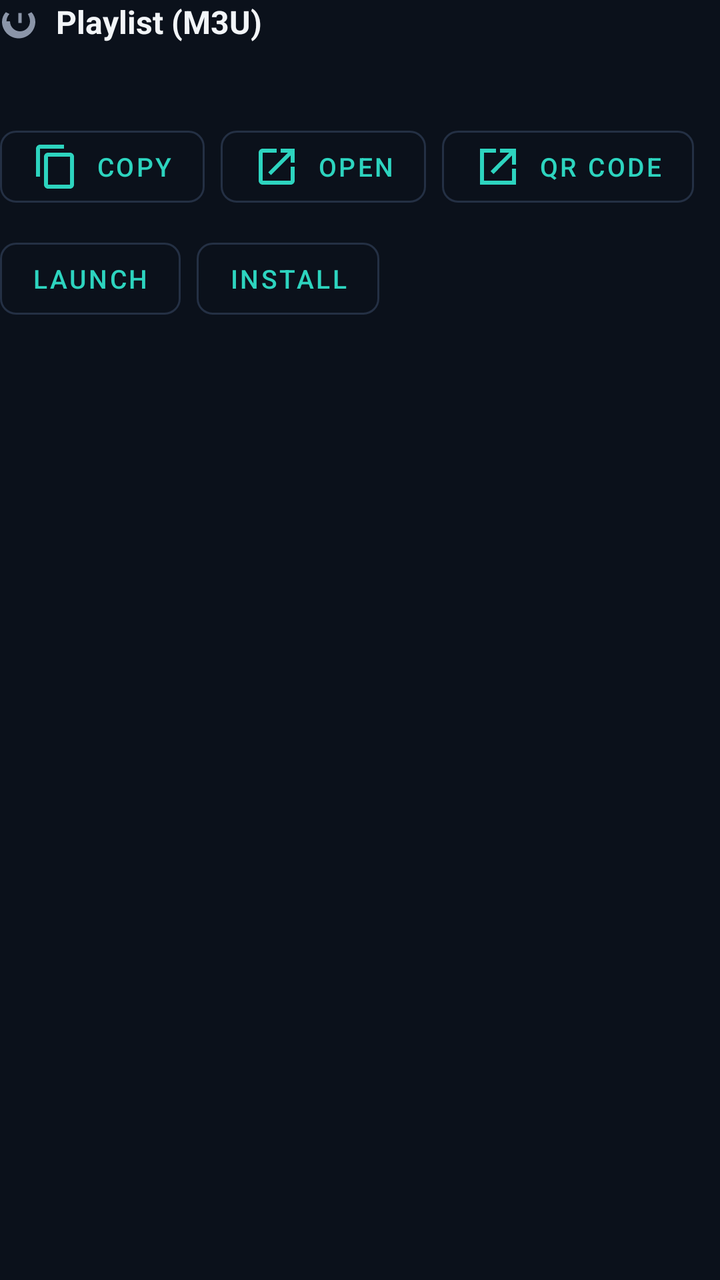
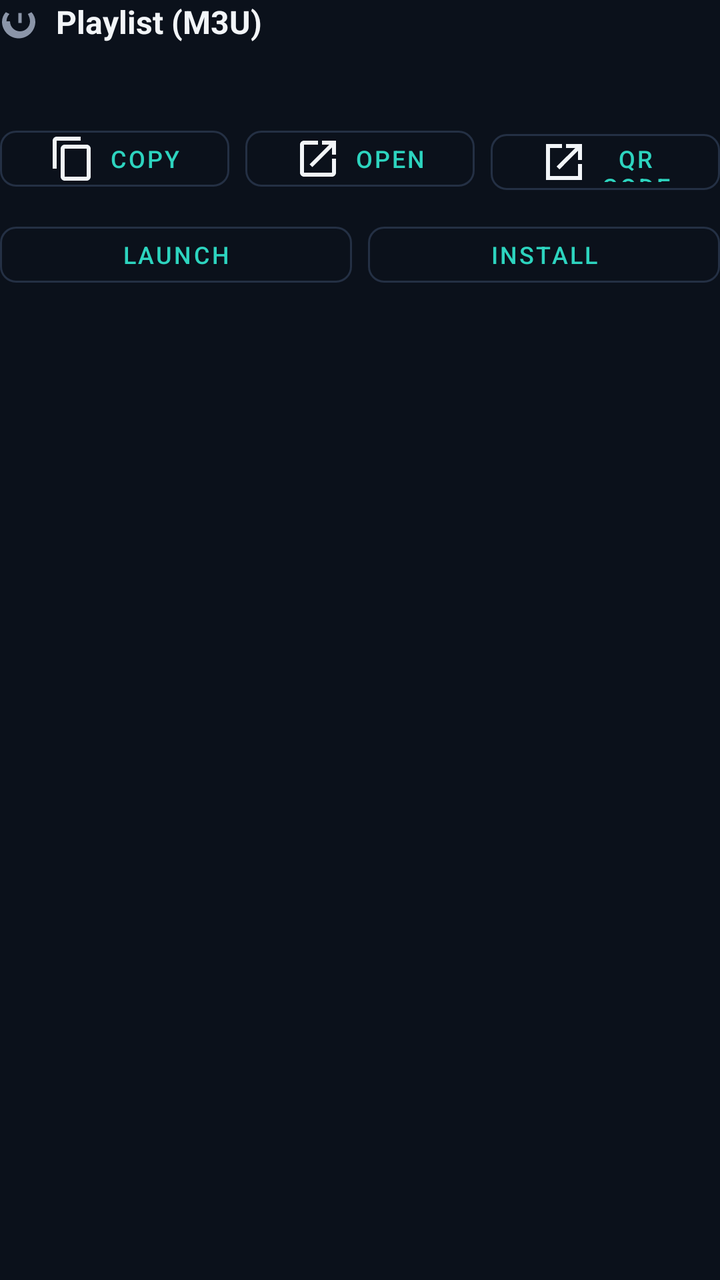

The first picture is an Android layout as it rendered before a commit; the second is the same layout after the commit. The layout source and the unified diff follow.
<!-- AndroidManifest.xml: application theme Theme.StepDaddyGateway -->
<!-- res/layout/include_main_playlist_card.xml -->
<?xml version="1.0" encoding="utf-8"?>
<LinearLayout xmlns:android="http://schemas.android.com/apk/res/android"
    xmlns:app="http://schemas.android.com/apk/res-auto"
    android:layout_width="match_parent"
    android:layout_height="wrap_content"
    android:orientation="vertical">

    <LinearLayout
        android:layout_width="match_parent"
        android:layout_height="wrap_content"
        android:gravity="center_vertical"
        android:orientation="horizontal">

        <ImageView
            android:layout_width="20dp"
            android:layout_height="20dp"
            android:contentDescription="@string/label_playlist_card"
            android:src="@drawable/ic_link" />

        <TextView
            android:layout_width="wrap_content"
            android:layout_height="wrap_content"
            android:layout_marginStart="8dp"
            android:text="@string/label_playlist_card"
            style="@style/Widget.StepDaddyGateway.CardTitle" />
    </LinearLayout>

    <TextView
        android:id="@+id/textPlaylistUrl"
        android:layout_width="match_parent"
        android:layout_height="wrap_content"
        android:layout_marginTop="10dp"
        android:textColor="@color/url_accent"
        android:textIsSelectable="true"
        android:textSize="13sp" />

    <LinearLayout
        android:layout_width="match_parent"
        android:layout_height="wrap_content"
        android:layout_marginTop="10dp"
        android:orientation="horizontal">

        <com.google.android.material.button.MaterialButton
            android:id="@+id/buttonCopyPlaylist"
            style="@style/Widget.StepDaddyGateway.TvButton.Outlined"
            android:layout_width="wrap_content"
            android:layout_height="wrap_content"
            android:layout_marginEnd="8dp"
            android:text="@string/action_copy"
            app:icon="@drawable/ic_copy"
            app:iconPadding="8dp" />

        <com.google.android.material.button.MaterialButton
            android:id="@+id/buttonOpenPlaylist"
            style="@style/Widget.StepDaddyGateway.TvButton.Outlined"
            android:layout_width="wrap_content"
            android:layout_height="wrap_content"
            android:layout_marginEnd="8dp"
            android:text="@string/action_open"
            app:icon="@drawable/ic_open"
            app:iconPadding="8dp" />

        <com.google.android.material.button.MaterialButton
            android:id="@+id/buttonQrPlaylist"
            style="@style/Widget.StepDaddyGateway.TvButton.Outlined"
            android:layout_width="wrap_content"
            android:layout_height="wrap_content"
            android:text="@string/action_qr_code"
            app:icon="@drawable/ic_qr"
            app:iconPadding="8dp" />
    </LinearLayout>

    <LinearLayout
        android:layout_width="match_parent"
        android:layout_height="wrap_content"
        android:layout_marginTop="8dp"
        android:orientation="horizontal">

        <com.google.android.material.button.MaterialButton
            android:id="@+id/buttonLaunchTivimate"
            style="@style/Widget.StepDaddyGateway.TvButton.Outlined"
            android:layout_width="wrap_content"
            android:layout_height="wrap_content"
            android:layout_marginEnd="8dp"
            android:text="@string/action_launch_tivimate" />

        <com.google.android.material.button.MaterialButton
            android:id="@+id/buttonInstallTivimate"
            style="@style/Widget.StepDaddyGateway.TvButton.Outlined"
            android:layout_width="wrap_content"
            android:layout_height="wrap_content"
            android:text="@string/action_install_tivimate" />
    </LinearLayout>
</LinearLayout>
<!-- resources referenced by this layout -->
<resources>
  <color name="url_accent">#5FD48A</color>
  <!-- drawable ic_copy (drawable) -->
  <?xml version="1.0" encoding="utf-8"?>
  <vector xmlns:android="http://schemas.android.com/apk/res/android"
      android:width="24dp"
      android:height="24dp"
      android:viewportWidth="24"
      android:viewportHeight="24">
      <path
          android:fillColor="#F2F5F8"
          android:pathData="M16,1H4c-1.1,0 -2,0.9 -2,2v14h2V3h12V1zM19,5H8c-1.1,0 -2,0.9 -2,2v14c0,1.1 0.9,2 2,2h11c1.1,0 2,-0.9 2,-2V7c0,-1.1 -0.9,-2 -2,-2zM19,21H8V7h11v14z" />
  </vector>
  <!-- drawable ic_open (drawable) -->
  <?xml version="1.0" encoding="utf-8"?>
  <vector xmlns:android="http://schemas.android.com/apk/res/android"
      android:width="24dp"
      android:height="24dp"
      android:viewportWidth="24"
      android:viewportHeight="24">
      <path
          android:fillColor="#F2F5F8"
          android:pathData="M19,19H5V5h7V3H5c-1.11,0 -2,0.9 -2,2v14c0,1.1 0.89,2 2,2h14c1.1,0 2,-0.9 2,-2v-7h-2v7zM14,3v2h3.59l-9.83,9.83l1.41,1.41L19,6.41V10h2V3h-7z" />
  </vector>
  <!-- drawable ic_qr (drawable) -->
  <?xml version="1.0" encoding="utf-8"?>
  <vector xmlns:android="http://schemas.android.com/apk/res/android"
      android:width="24dp"
      android:height="24dp"
      android:viewportWidth="24"
      android:viewportHeight="24">
      <path
          android:fillColor="#F2F5F8"
          android:pathData="M3,3h8v2H5v14h14v-6h2v8H3V3zM21,3v8h-2V6.41l-9.29,9.3l-1.42,-1.42L17.59,5H13V3H21z" />
  </vector>
  <string name="action_copy">Copy</string>
  <string name="action_install_tivimate">Install</string>
  <string name="action_launch_tivimate">Launch</string>
  <string name="action_open">Open</string>
  <string name="action_qr_code">QR code</string>
  <string name="label_playlist_card">Playlist (M3U)</string>
  <style name="Widget.StepDaddyGateway.CardTitle" parent="">
          <item name="android:textColor">@color/on_background</item>
          <item name="android:textSize">16sp</item>
          <item name="android:textStyle">bold</item>
      </style>
  <style name="Widget.StepDaddyGateway.TvButton.Outlined" parent="Widget.MaterialComponents.Button.OutlinedButton">
          <item name="android:minHeight">48dp</item>
          <item name="android:minWidth">88dp</item>
          <item name="android:focusable">true</item>
          <item name="android:textSize">13sp</item>
          <item name="android:textAllCaps">true</item>
          <item name="strokeColor">@color/panel_border</item>
          <item name="cornerRadius">8dp</item>
      </style>
  <style name="Theme.StepDaddyGateway" parent="Theme.MaterialComponents.DayNight.NoActionBar">
          <item name="colorPrimary">@color/primary</item>
          <item name="colorPrimaryVariant">@color/primary_dark</item>
          <item name="android:statusBarColor">@color/background</item>
          <item name="android:navigationBarColor">@color/background</item>
          <item name="android:windowBackground">@color/background</item>
      </style>
  <color name="on_background">#F2F5F8</color>
  <color name="panel_border">#243044</color>
  <color name="primary">#2DD4BF</color>
  <color name="primary_dark">#14B8A6</color>
  <color name="background">#0B111B</color>
  <!-- unchanged entries left out for length: 1 -->
</resources>

<!-- the commit's change to res/layout/include_main_playlist_card.xml (unified diff, before → after) -->
@@ -18,11 +18,11 @@
             android:src="@drawable/ic_link" />
 
         <TextView
+            style="@style/Widget.StepDaddyGateway.CardTitle"
             android:layout_width="wrap_content"
             android:layout_height="wrap_content"
             android:layout_marginStart="8dp"
-            android:text="@string/label_playlist_card"
-            style="@style/Widget.StepDaddyGateway.CardTitle" />
+            android:text="@string/label_playlist_card" />
     </LinearLayout>
 
     <TextView
@@ -43,31 +43,43 @@
         <com.google.android.material.button.MaterialButton
             android:id="@+id/buttonCopyPlaylist"
             style="@style/Widget.StepDaddyGateway.TvButton.Outlined"
-            android:layout_width="wrap_content"
-            android:layout_height="wrap_content"
+            android:layout_width="0dp"
+            android:layout_height="40dp"
             android:layout_marginEnd="8dp"
+            android:layout_weight="1"
+            android:nextFocusLeft="@id/switchTivimateWatch"
+            android:nextFocusRight="@id/buttonOpenPlaylist"
+            android:nextFocusUp="@id/switchAutoStart"
+            android:nextFocusDown="@id/buttonLaunchTivimate"
             android:text="@string/action_copy"
-            app:icon="@drawable/ic_copy"
-            app:iconPadding="8dp" />
+            app:icon="@drawable/ic_copy" />
 
         <com.google.android.material.button.MaterialButton
             android:id="@+id/buttonOpenPlaylist"
             style="@style/Widget.StepDaddyGateway.TvButton.Outlined"
-            android:layout_width="wrap_content"
-            android:layout_height="wrap_content"
+            android:layout_width="0dp"
+            android:layout_height="40dp"
             android:layout_marginEnd="8dp"
+            android:layout_weight="1"
+            android:nextFocusLeft="@id/buttonCopyPlaylist"
+            android:nextFocusRight="@id/buttonQrPlaylist"
+            android:nextFocusUp="@id/switchLaunchTivimate"
+            android:nextFocusDown="@id/buttonInstallTivimate"
             android:text="@string/action_open"
-            app:icon="@drawable/ic_open"
-            app:iconPadding="8dp" />
+            app:icon="@drawable/ic_open" />
 
         <com.google.android.material.button.MaterialButton
             android:id="@+id/buttonQrPlaylist"
             style="@style/Widget.StepDaddyGateway.TvButton.Outlined"
-            android:layout_width="wrap_content"
-            android:layout_height="wrap_content"
+            android:layout_width="0dp"
+            android:layout_height="40dp"
+            android:layout_weight="1"
+            android:nextFocusLeft="@id/buttonOpenPlaylist"
+            android:nextFocusRight="@id/buttonCopyEpg"
+            android:nextFocusUp="@id/switchBoot"
+            android:nextFocusDown="@id/buttonCopyEpg"
             android:text="@string/action_qr_code"
-            app:icon="@drawable/ic_qr"
-            app:iconPadding="8dp" />
+            app:icon="@drawable/ic_qr" />
     </LinearLayout>
 
     <LinearLayout
@@ -79,16 +91,26 @@
         <com.google.android.material.button.MaterialButton
             android:id="@+id/buttonLaunchTivimate"
             style="@style/Widget.StepDaddyGateway.TvButton.Outlined"
-            android:layout_width="wrap_content"
-            android:layout_height="wrap_content"
+            android:layout_width="0dp"
+            android:layout_height="40dp"
             android:layout_marginEnd="8dp"
+            android:layout_weight="1"
+            android:nextFocusLeft="@id/buttonCopyPlaylist"
+            android:nextFocusRight="@id/buttonInstallTivimate"
+            android:nextFocusUp="@id/buttonCopyPlaylist"
+            android:nextFocusDown="@id/buttonCopyEpg"
             android:text="@string/action_launch_tivimate" />
 
         <com.google.android.material.button.MaterialButton
             android:id="@+id/buttonInstallTivimate"
             style="@style/Widget.StepDaddyGateway.TvButton.Outlined"
-            android:layout_width="wrap_content"
-            android:layout_height="wrap_content"
+            android:layout_width="0dp"
+            android:layout_height="40dp"
+            android:layout_weight="1"
+            android:nextFocusLeft="@id/buttonLaunchTivimate"
+            android:nextFocusRight="@id/buttonCopyEpg"
+            android:nextFocusUp="@id/buttonOpenPlaylist"
+            android:nextFocusDown="@id/buttonOpenEpg"
             android:text="@string/action_install_tivimate" />
     </LinearLayout>
 </LinearLayout>
<!-- resource entries referenced after the edit -->
@@ -46,13 +46,18 @@
           <item name="android:textStyle">bold</item>
       </style>
   <style name="Widget.StepDaddyGateway.TvButton.Outlined" parent="Widget.MaterialComponents.Button.OutlinedButton">
-          <item name="android:minHeight">48dp</item>
+          <item name="android:minHeight">40dp</item>
           <item name="android:minWidth">88dp</item>
           <item name="android:focusable">true</item>
-          <item name="android:textSize">13sp</item>
+          <item name="android:foreground">@drawable/tv_button_focused</item>
+          <item name="android:stateListAnimator">@animator/tv_button_focus_scale</item>
+          <item name="android:textSize">12sp</item>
           <item name="android:textAllCaps">true</item>
           <item name="strokeColor">@color/panel_border</item>
           <item name="cornerRadius">8dp</item>
+          <item name="iconGravity">textStart</item>
+          <item name="iconPadding">6dp</item>
+          <item name="iconTint">@color/on_background</item>
       </style>
   <style name="Theme.StepDaddyGateway" parent="Theme.MaterialComponents.DayNight.NoActionBar">
           <item name="colorPrimary">@color/primary</item>
@@ -62,6 +67,19 @@
           <item name="android:windowBackground">@color/background</item>
       </style>
   <color name="on_background">#F2F5F8</color>
+  <!-- drawable tv_button_focused (drawable) -->
+  <?xml version="1.0" encoding="utf-8"?>
+  <selector xmlns:android="http://schemas.android.com/apk/res/android">
+      <item android:state_focused="true">
+          <shape android:shape="rectangle">
+              <stroke
+                  android:width="3dp"
+                  android:color="@color/primary" />
+              <corners android:radius="10dp" />
+              <solid android:color="@android:color/transparent" />
+          </shape>
+      </item>
+  </selector>
   <color name="panel_border">#243044</color>
   <color name="primary">#2DD4BF</color>
   <color name="primary_dark">#14B8A6</color>
